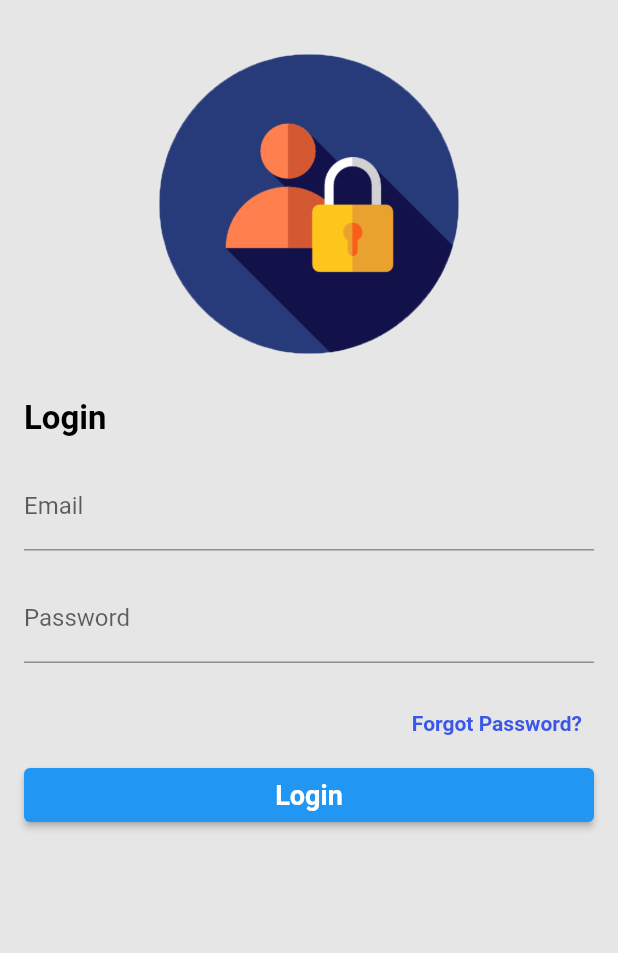
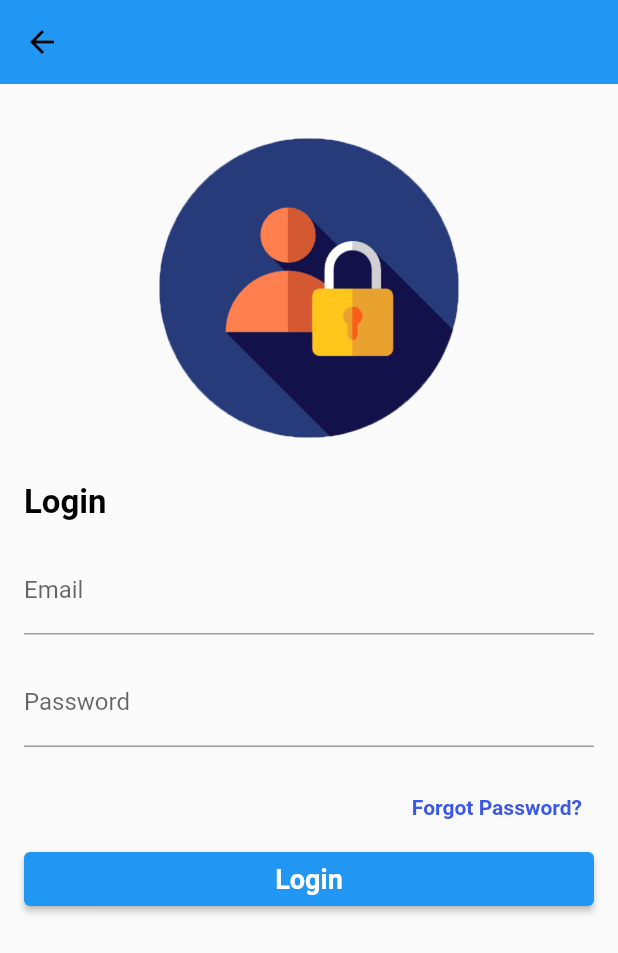
Before and after one commit to RealYSF8/itec404_delivery_app, a Flutter app: the screen it shows after launch, after a tap on "Log In", on a phone screen of 412 x 824 dp. Shown: the top 953 px of the screen. Run offline on Flutter 3.47's test engine with Material 2 defaults, Android fonts, the phone set to English and light mode, and no system bars; our stand-ins replace cloud_firestore, firebase_auth, firebase_core, flutter_spinkit; accounts and stored records are empty.

Commit message:
back button added

```diff
--- a/lib/pages/login.dart
+++ b/lib/pages/login.dart
@@ -16,7 +16,20 @@ class _LoginPageState extends State<LoginPage> {
   @override
   Widget build(BuildContext context) {
     return Scaffold(
-      backgroundColor: Color(0xffe6e6e6),
+      //backgroundColor: Color(0xff000000),
+      appBar: AppBar(
+        //backgroundColor: Colors.white,
+        elevation: 0,
+        centerTitle: false,
+        automaticallyImplyLeading: false,
+        shape: RoundedRectangleBorder(
+          borderRadius: BorderRadius.zero,
+        ),
+        leading: IconButton(
+          onPressed: () => Navigator.pop(context),
+          icon: Icon(Icons.arrow_back, color: Colors.black, size: 24),
+        ),
+      ),
       body: SafeArea(
         child: SingleChildScrollView(
           child: Padding(
```
